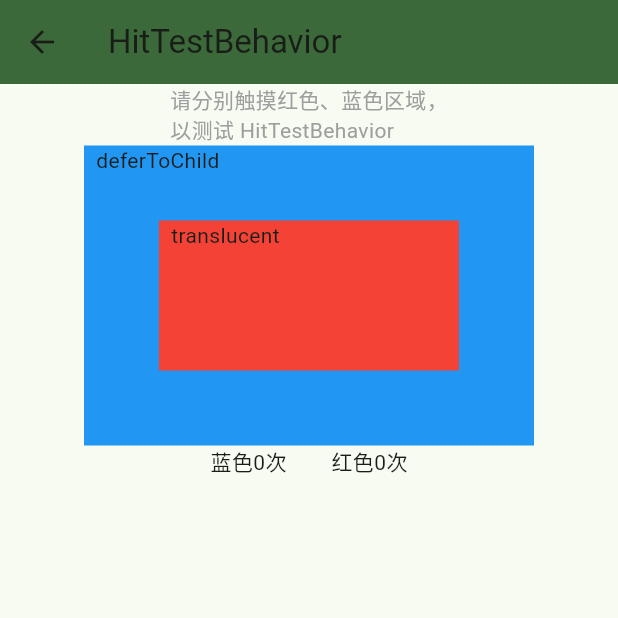
After one commit to conghaonet/flutter_demo, a Flutter app: the HitTestBehaviorPage screen opened by its route, on a phone screen of 412 x 824 dp, the top half of it. The commit adds this screen. Run offline on Flutter 3.47's test engine with Material 2 defaults, Android fonts, the light colour scheme and no system bars; our stand-ins replace go_router, scroll_to_index.

Commit message:
add hit_test_behavior_page.dart

```diff
--- a/lib/src/app_router.dart
+++ b/lib/src/app_router.dart
@@ -1,6 +1,7 @@
 import 'package:flutter/material.dart';
 import 'package:flutter_demo/src/home_page.dart';
 import 'package:flutter_demo/src/page/floating_touch_page.dart';
+import 'package:flutter_demo/src/page/hit_test_behavior_page.dart';
 import 'package:flutter_demo/src/page/image_cache_page.dart';
 import 'package:flutter_demo/src/page/refresh_load_more_page.dart';
 import 'package:flutter_demo/src/page/scroll_listener_page.dart';
@@ -46,6 +47,10 @@ class AppRouter {
             path: FloatingTouchPage.pagePathName,
             builder: (BuildContext context, GoRouterState state) => const FloatingTouchPage(),
           ),
+          GoRoute(
+            path: HitTestBehaviorPage.pagePathName,
+            builder: (BuildContext context, GoRouterState state) => const HitTestBehaviorPage(),
+          ),
         ],
       ),
     ],
--- a/lib/src/home_page.dart
+++ b/lib/src/home_page.dart
@@ -1,5 +1,6 @@
 import 'package:flutter/material.dart';
 import 'package:flutter_demo/src/page/floating_touch_page.dart';
+import 'package:flutter_demo/src/page/hit_test_behavior_page.dart';
 import 'package:flutter_demo/src/page/image_cache_page.dart';
 import 'package:flutter_demo/src/page/refresh_load_more_page.dart';
 import 'package:flutter_demo/src/page/scroll_listener_page.dart';
@@ -46,6 +47,7 @@ class HomePage extends StatelessWidget {
     "滑动到指定位置2": "/${ScrollToIndexPage2.pagePathName}",
     "下拉刷新+上拉加载更多": "/${RefreshLoadMorePage.pagePathName}",
     "全局悬浮按钮": "/${FloatingTouchPage.pagePathName}",
+    "测试HitTestBehavior": "/${HitTestBehaviorPage.pagePathName}",
   };
 
 
--- /dev/null
+++ b/lib/src/page/hit_test_behavior_page.dart
@@ -0,0 +1,85 @@
+import 'package:flutter/material.dart';
+
+class HitTestBehaviorPage extends StatefulWidget {
+  static const pagePathName = 'hit_test_behavior_page';
+  const HitTestBehaviorPage({Key? key}) : super(key: key);
+
+  @override
+  State<HitTestBehaviorPage> createState() => _HitTestBehaviorPageState();
+}
+
+class _HitTestBehaviorPageState extends State<HitTestBehaviorPage> {
+  int _redCount = 0;
+  int _blueCount = 0;
+
+  @override
+  Widget build(BuildContext context) {
+    return Scaffold(
+      appBar: AppBar(
+        title: const Text('HitTestBehavior'),
+      ),
+      body: Container(
+        width: double.infinity,
+        child: SingleChildScrollView(
+          child: Column(
+            crossAxisAlignment: CrossAxisAlignment.center,
+            children: [
+              const Text('请分别触摸红色、蓝色区域，\n以测试 HitTestBehavior', style: TextStyle(color: Colors.grey),),
+              Stack(
+                children: [
+                  Listener(
+                    behavior: HitTestBehavior.deferToChild,
+                    onPointerDown: (event) {
+                      setState(() {
+                        ++_blueCount;
+                      });
+                    },
+                    child: ConstrainedBox(
+                      constraints: BoxConstraints.tight(const Size(300.0, 200.0)),
+                      child: const DecoratedBox(decoration: BoxDecoration(color: Colors.blue),),
+                    ),
+                  ),
+                  const IgnorePointer(
+                    ignoring: true,
+                    child: Padding(
+                      padding: EdgeInsets.fromLTRB(8, 0, 0, 0),
+                      child: Text('deferToChild'),
+                    ),
+                  ),
+                  Listener(
+                    behavior: HitTestBehavior.translucent,
+                    onPointerDown: (event) {
+                      setState(() {
+                        ++_redCount;
+                      });
+                    },
+                    child: SizedBox(
+                      width: 300,
+                      height: 200,
+                      child: Align(
+                        alignment: Alignment.center,
+                        child: Container(
+                          width: 200,
+                          height: 100,
+                          decoration: const BoxDecoration(color: Colors.red),
+                        ),
+                      ),
+                    ),
+                  ),
+                  const IgnorePointer(
+                    ignoring: true,
+                    child: Padding(
+                      padding: EdgeInsets.fromLTRB(58, 50, 0, 0),
+                      child: Text('translucent'),
+                    ),
+                  ),
+                ],
+              ),
+              Text('蓝色$_blueCount次        红色$_redCount次'),
+            ],
+          ),
+        ),
+      ),
+    );
+  }
+}
```
